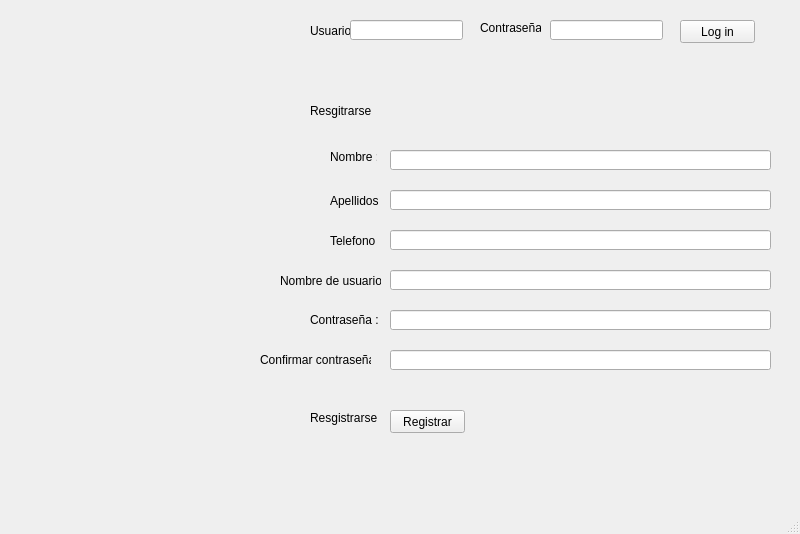
First picture: the form in Red_Social/baseredsocial.ui, repository PrenxLibert/Trabajo-Parcial-red-social-3-ciclo, before the edit.
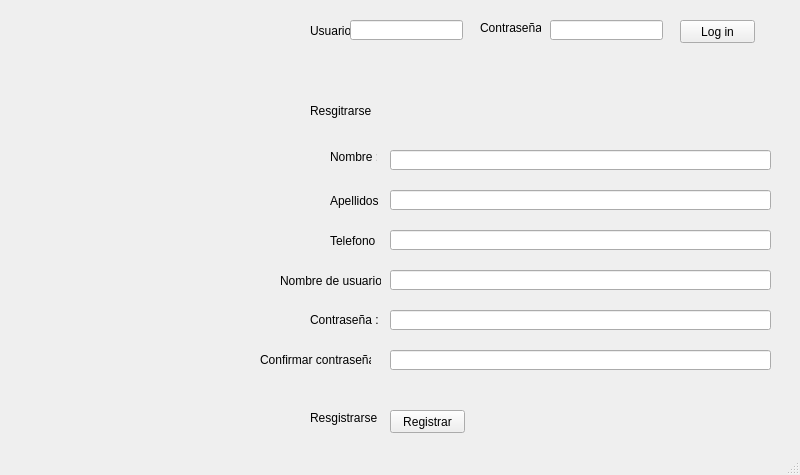
Second picture: the form after the edit.

```diff
--- a/Red_Social/baseredsocial.ui
+++ b/Red_Social/baseredsocial.ui
@@ -7,7 +7,7 @@
     <x>0</x>
     <y>0</y>
     <width>800</width>
-    <height>534</height>
+    <height>475</height>
    </rect>
   </property>
   <property name="windowTitle">
```
